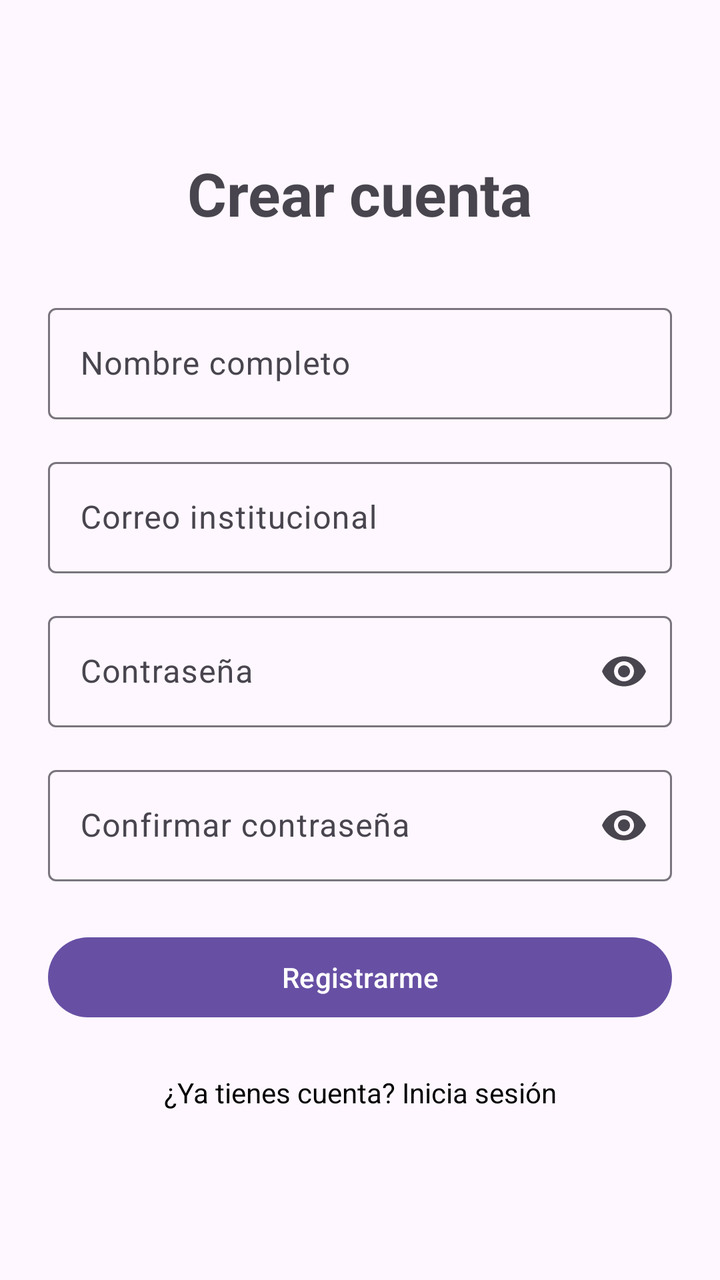
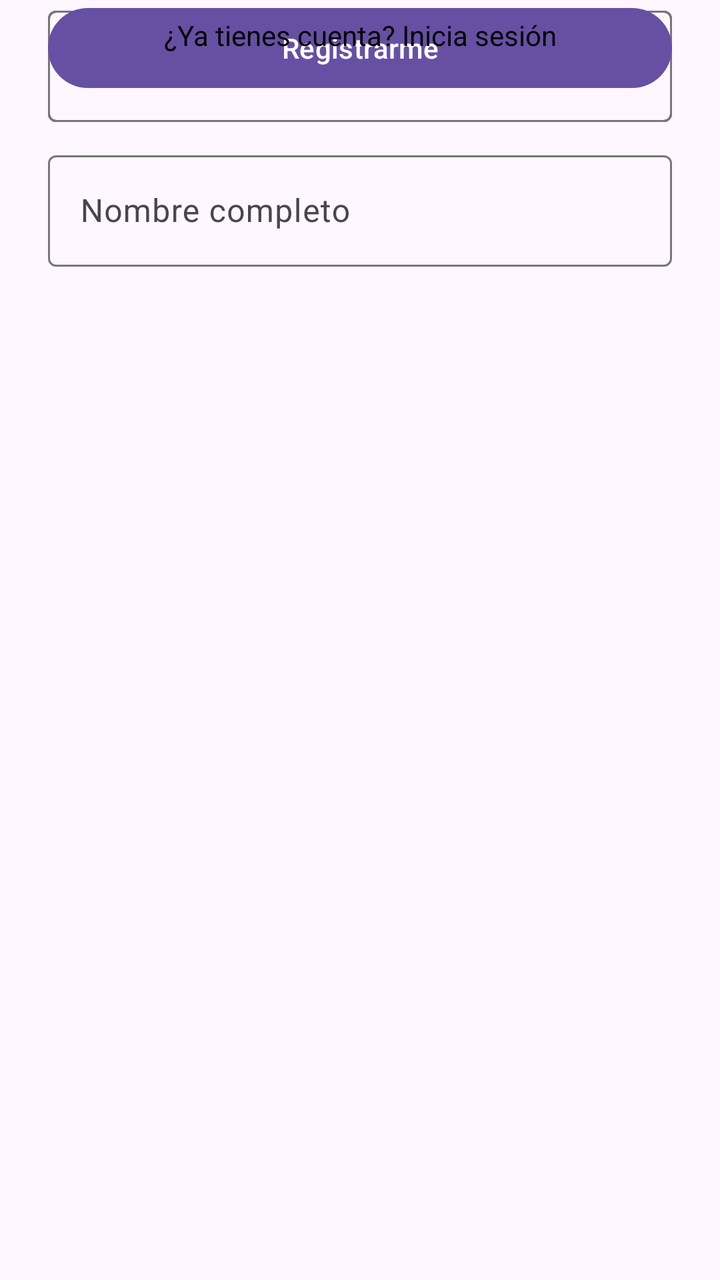

Before-and-after screenshots of an Android layout around one commit, followed by the original layout XML and the change that was made.
<!-- AndroidManifest.xml: application theme Theme.Proyecto -->
<!-- res/layout/activity_registro_alumno.xml -->
<?xml version="1.0" encoding="utf-8"?>
<androidx.constraintlayout.widget.ConstraintLayout xmlns:android="http://schemas.android.com/apk/res/android"
    xmlns:app="http://schemas.android.com/apk/res-auto"
    xmlns:tools="http://schemas.android.com/tools"
    android:id="@+id/main"
    android:layout_width="match_parent"
    android:layout_height="match_parent"
    tools:context=".RegistroAlumnoActivity">

    <TextView
        android:id="@+id/tvTituloRegistro"
        android:layout_width="wrap_content"
        android:layout_height="wrap_content"
        android:text="@string/registro_titulo"
        android:textSize="30sp"
        android:textStyle="bold"
        app:layout_constraintBottom_toTopOf="@id/tilNombre"
        app:layout_constraintEnd_toEndOf="parent"
        app:layout_constraintStart_toStartOf="parent"
        app:layout_constraintTop_toTopOf="parent"
        app:layout_constraintVertical_chainStyle="packed" />

    <com.google.android.material.textfield.TextInputLayout
        android:id="@+id/tilNombre"
        style="?attr/textInputOutlinedStyle"
        android:layout_width="0dp"
        android:layout_height="wrap_content"
        android:layout_marginStart="24dp"
        android:layout_marginTop="32dp"
        android:layout_marginEnd="24dp"
        android:hint="@string/hint_nombre"
        app:layout_constraintBottom_toTopOf="@id/tilCorreo"
        app:layout_constraintEnd_toEndOf="parent"
        app:layout_constraintStart_toStartOf="parent"
        app:layout_constraintTop_toBottomOf="@id/tvTituloRegistro">

        <com.google.android.material.textfield.TextInputEditText
            android:id="@+id/etNombre"
            android:layout_width="match_parent"
            android:layout_height="wrap_content"
            android:inputType="textPersonName" />
    </com.google.android.material.textfield.TextInputLayout>

    <com.google.android.material.textfield.TextInputLayout
        android:id="@+id/tilCorreo"
        style="?attr/textInputOutlinedStyle"
        android:layout_width="0dp"
        android:layout_height="wrap_content"
        android:layout_marginStart="24dp"
        android:layout_marginTop="16dp"
        android:layout_marginEnd="24dp"
        android:hint="@string/hint_correo"
        app:layout_constraintBottom_toTopOf="@id/tilPassword"
        app:layout_constraintEnd_toEndOf="parent"
        app:layout_constraintStart_toStartOf="parent"
        app:layout_constraintTop_toBottomOf="@id/tilNombre">

        <com.google.android.material.textfield.TextInputEditText
            android:id="@+id/etCorreo"
            android:layout_width="match_parent"
            android:layout_height="wrap_content"
            android:inputType="textEmailAddress" />
    </com.google.android.material.textfield.TextInputLayout>

    <com.google.android.material.textfield.TextInputLayout
        android:id="@+id/tilPassword"
        style="?attr/textInputOutlinedStyle"
        android:layout_width="0dp"
        android:layout_height="wrap_content"
        android:layout_marginStart="24dp"
        android:layout_marginTop="16dp"
        android:layout_marginEnd="24dp"
        android:hint="@string/hint_password"
        app:endIconMode="password_toggle"
        app:layout_constraintBottom_toTopOf="@+id/tilConfirmar"
        app:layout_constraintEnd_toEndOf="parent"
        app:layout_constraintStart_toStartOf="parent"
        app:layout_constraintTop_toBottomOf="@id/tilCorreo">

        <com.google.android.material.textfield.TextInputEditText
            android:id="@+id/etPassword"
            android:layout_width="match_parent"
            android:layout_height="wrap_content"
            android:inputType="textPassword" />
    </com.google.android.material.textfield.TextInputLayout>

    <com.google.android.material.textfield.TextInputLayout
        android:id="@+id/tilConfirmar"
        style="?attr/textInputOutlinedStyle"
        android:layout_width="0dp"
        android:layout_height="wrap_content"
        android:layout_marginStart="24dp"
        android:layout_marginTop="16dp"
        android:layout_marginEnd="24dp"
        android:hint="@string/hint_confirmar_password"
        app:endIconMode="password_toggle"
        app:layout_constraintBottom_toTopOf="@id/btnRegistrarme"
        app:layout_constraintEnd_toEndOf="parent"
        app:layout_constraintStart_toStartOf="parent"
        app:layout_constraintTop_toBottomOf="@id/tilPassword">

        <com.google.android.material.textfield.TextInputEditText
            android:id="@+id/etConfirmar"
            android:layout_width="match_parent"
            android:layout_height="wrap_content"
            android:inputType="textPassword" />
    </com.google.android.material.textfield.TextInputLayout>

    <com.google.android.material.button.MaterialButton
        android:id="@+id/btnRegistrarme"
        android:layout_width="0dp"
        android:layout_height="wrap_content"
        android:layout_marginStart="24dp"
        android:layout_marginTop="24dp"
        android:layout_marginEnd="24dp"
        android:text="@string/btn_registrarme"
        app:layout_constraintBottom_toTopOf="@id/tvIrLogin"
        app:layout_constraintEnd_toEndOf="parent"
        app:layout_constraintStart_toStartOf="parent"
        app:layout_constraintTop_toBottomOf="@id/tilConfirmar" />

    <TextView
        android:id="@+id/tvIrLogin"
        android:layout_width="wrap_content"
        android:layout_height="wrap_content"
        android:layout_marginTop="16dp"
        android:padding="8dp"
        android:text="@string/registro_ir_login"
        android:textColor="@color/black"
        app:layout_constraintBottom_toBottomOf="parent"
        app:layout_constraintEnd_toEndOf="parent"
        app:layout_constraintStart_toStartOf="parent"
        app:layout_constraintTop_toBottomOf="@id/btnRegistrarme" />

</androidx.constraintlayout.widget.ConstraintLayout>
<!-- resources referenced by this layout -->
<resources>
  <color name="black">#FF000000</color>
  <string name="btn_registrarme">Registrarme</string>
  <string name="hint_confirmar_password">Confirmar contraseña</string>
  <string name="hint_correo">Correo institucional</string>
  <string name="hint_nombre">Nombre completo</string>
  <string name="hint_password">Contraseña</string>
  <string name="registro_ir_login">¿Ya tienes cuenta? Inicia sesión</string>
  <string name="registro_titulo">Crear cuenta</string>
  <style name="Theme.Proyecto" parent="Base.Theme.Proyecto" />
  <style name="Base.Theme.Proyecto" parent="Theme.Material3.DayNight.NoActionBar">
          
          
      </style>
</resources>

<!-- the commit's change to res/layout/activity_registro_alumno.xml (unified diff, before → after) -->
@@ -29,10 +29,24 @@
         android:layout_marginTop="32dp"
         android:layout_marginEnd="24dp"
         android:hint="@string/hint_nombre"
+        app:layout_constraintBottom_toTopOf="@id/spCarrera"
+        app:layout_constraintEnd_toEndOf="parent"
+        app:layout_constraintStart_toStartOf="parent"
+        app:layout_constraintTop_toBottomOf="@id/tvTituloRegistro"
+        tools:ignore="NotSibling">
+
+    <Spinner
+        android:id="@+id/spCarrera"
+        android:layout_width="0dp"
+        android:layout_height="56dp"
+        android:layout_marginStart="24dp"
+        android:layout_marginTop="16dp"
+        android:layout_marginEnd="24dp"
+        android:entries="@array/carreras"
         app:layout_constraintBottom_toTopOf="@id/tilCorreo"
         app:layout_constraintEnd_toEndOf="parent"
         app:layout_constraintStart_toStartOf="parent"
-        app:layout_constraintTop_toBottomOf="@id/tvTituloRegistro">
+        app:layout_constraintTop_toBottomOf="@id/tilNombre" />
 
         <com.google.android.material.textfield.TextInputEditText
             android:id="@+id/etNombre"
@@ -53,7 +67,8 @@
         app:layout_constraintBottom_toTopOf="@id/tilPassword"
         app:layout_constraintEnd_toEndOf="parent"
         app:layout_constraintStart_toStartOf="parent"
-        app:layout_constraintTop_toBottomOf="@id/tilNombre">
+        app:layout_constraintTop_toBottomOf="@id/spCarrera"
+        tools:ignore="NotSibling">
 
         <com.google.android.material.textfield.TextInputEditText
             android:id="@+id/etCorreo"
<!-- resource entries referenced after the edit -->
@@ -1,5 +1,12 @@
 <!-- resources referenced by this layout -->
 <resources>
+  <string-array name="carreras">
+          <item>Ingeniería en Informática</item>
+          <item>Ingeniería en Administración</item>
+          <item>Técnico en Enfermería</item>
+          <item>Psicología</item>
+          <item>Otra</item>
+      </string-array>
   <color name="black">#FF000000</color>
   <string name="btn_registrarme">Registrarme</string>
   <string name="hint_confirmar_password">Confirmar contraseña</string>
